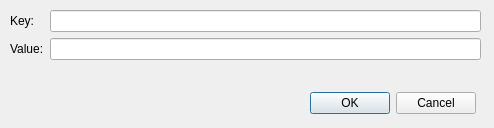
Qt form src/modules/application/ApplicationEnvironmentEditDialog.ui (jensvogt/awsmock-qt-ui) before a commit.
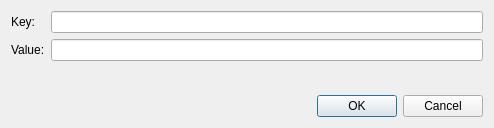
The same form after that commit.

Patch:
```diff
--- a/src/modules/application/ApplicationEnvironmentEditDialog.ui
+++ b/src/modules/application/ApplicationEnvironmentEditDialog.ui
@@ -16,28 +16,8 @@
   <property name="modal">
    <bool>true</bool>
   </property>
-  <widget class="QDialogButtonBox" name="buttonBox">
-   <property name="geometry">
-    <rect>
-     <x>310</x>
-     <y>90</y>
-     <width>166</width>
-     <height>26</height>
-    </rect>
-   </property>
-   <property name="standardButtons">
-    <set>QDialogButtonBox::Cancel|QDialogButtonBox::Ok</set>
-   </property>
-  </widget>
-  <widget class="QWidget" name="formLayoutWidget">
-   <property name="geometry">
-    <rect>
-     <x>10</x>
-     <y>10</y>
-     <width>471</width>
-     <height>71</height>
-    </rect>
-   </property>
+  <layout class="QVBoxLayout" name="verticalLayout">
+   <item>
    <layout class="QFormLayout" name="formLayout">
     <item row="0" column="0">
      <widget class="QLabel" name="keyLabel">
@@ -60,7 +40,15 @@
      <widget class="QLineEdit" name="valueEdit"/>
     </item>
    </layout>
-  </widget>
+   </item>
+   <item>
+    <widget class="QDialogButtonBox" name="buttonBox">
+     <property name="standardButtons">
+      <set>QDialogButtonBox::StandardButton::Cancel|QDialogButtonBox::StandardButton::Ok</set>
+     </property>
+    </widget>
+   </item>
+  </layout>
  </widget>
  <resources/>
  <connections/>
```
Lines whose indentation alone changed are shown as unchanged.
